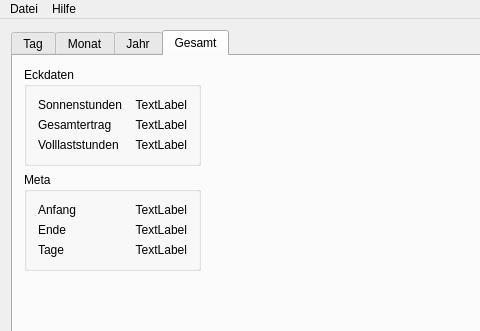
taxus13/QSolanizer, file src/ui/qsolanizer.ui: the form before one commit; both pictures show x 0 to 480 and y 0 to 331 of the 1029 by 673 pixel window.
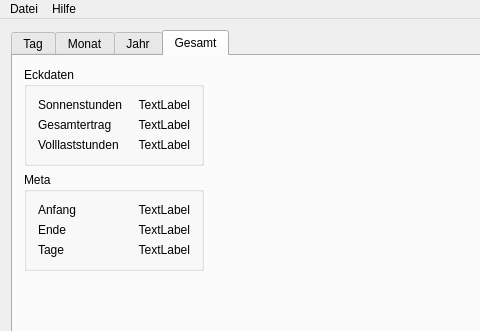
The form after the commit. The open tabs and pages were chosen to show the change. Icons and pictures are not drawn. Custom widgets are drawn as their Qt base class.

Commit message: fix left column size, set pen size

```diff
--- a/src/ui/qsolanizer.ui
+++ b/src/ui/qsolanizer.ui
@@ -25,6 +25,12 @@
        <layout class="QHBoxLayout" name="horizontalLayout" stretch="0">
         <item>
          <widget class="QTabWidget" name="tabWidget">
+          <property name="minimumSize">
+           <size>
+            <width>200</width>
+            <height>0</height>
+           </size>
+          </property>
           <property name="currentIndex">
            <number>0</number>
           </property>
@@ -730,6 +736,12 @@
                <layout class="QVBoxLayout" name="verticalLayout_8">
                 <item>
                  <widget class="QGroupBox" name="groupBox_7">
+                  <property name="minimumSize">
+                   <size>
+                    <width>180</width>
+                    <height>0</height>
+                   </size>
+                  </property>
                   <property name="title">
                    <string>Eckdaten</string>
                   </property>
```
Left out of the diff: 20 changed lines with no effect on the pictures. The commit also changes 2 other files.
